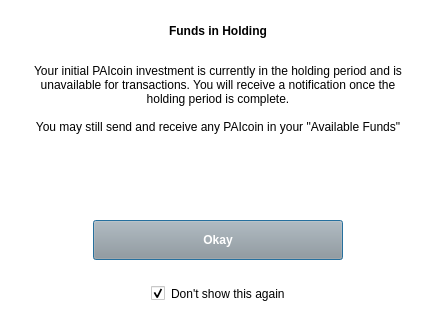
Old version of the form src/qt/forms/fundsinholdingdialog.ui in the repository projectpai/paicoin.
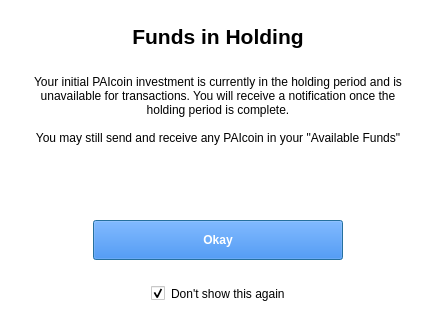
New version of the form.

Commit message:
Update Funds in Holding dialog
Updated Funds in Holding dialog to
follow latest Investor feature blueprint
updates.

Diff of the .ui file:
```diff
--- a/src/qt/forms/fundsinholdingdialog.ui
+++ b/src/qt/forms/fundsinholdingdialog.ui
@@ -57,6 +57,7 @@
       <widget class="QLabel" name="titleLabel">
        <property name="font">
         <font>
+         <pointsize>16</pointsize>
          <weight>75</weight>
          <bold>true</bold>
         </font>
@@ -127,10 +128,15 @@
            <height>40</height>
           </size>
          </property>
+         <property name="font">
+          <font>
+           <weight>75</weight>
+           <bold>true</bold>
+          </font>
+         </property>
          <property name="styleSheet">
-          <string notr="true">background:#9b9b9b;
-color:#fff;
-font-weight:600;</string>
+          <string notr="true">background:#1972ea;
+color:#fff;</string>
          </property>
          <property name="text">
           <string>Okay</string>
```
The commit also changes 1 other file.
